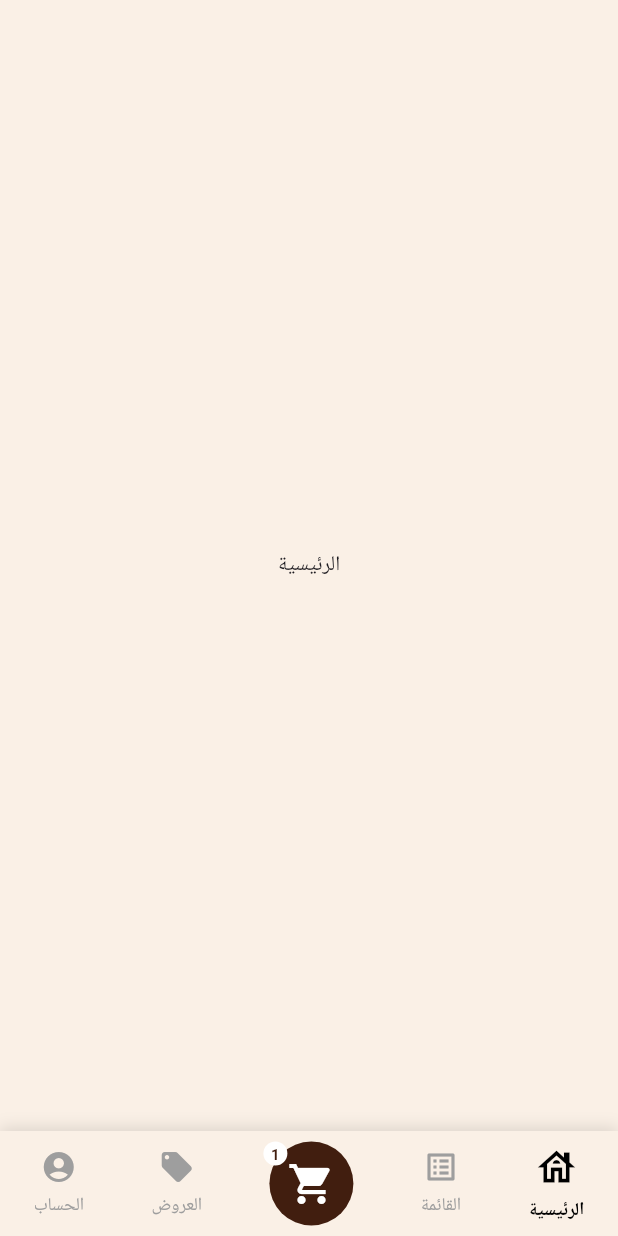
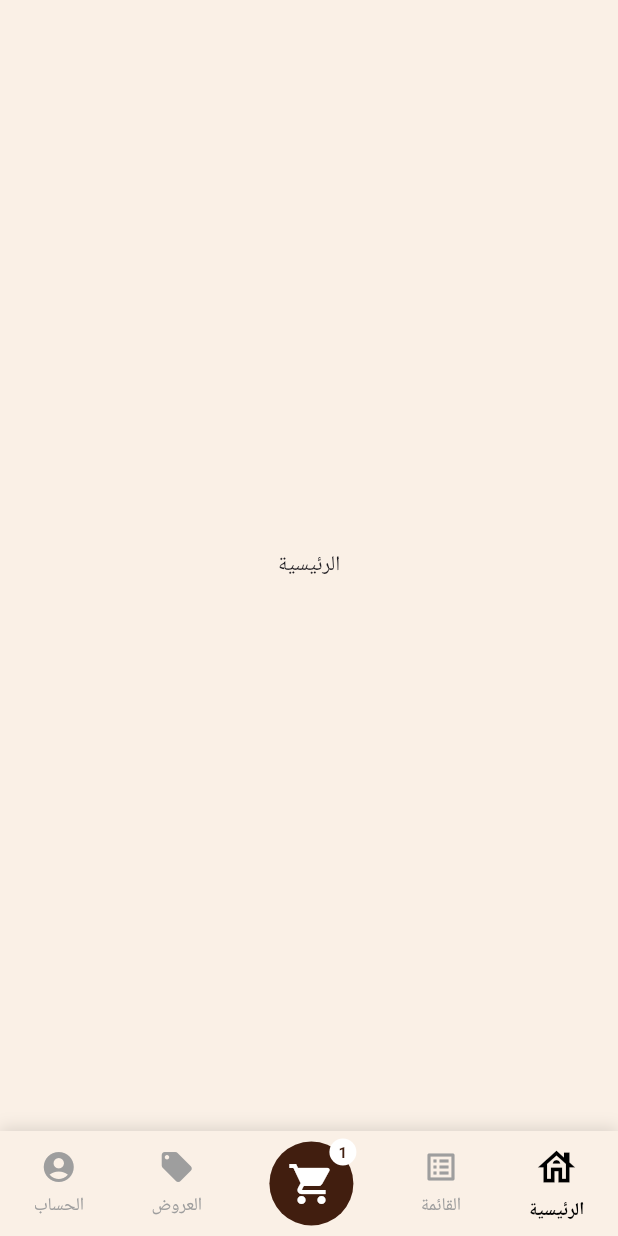
Before and after one commit to AbdelrahmanSiam/trust_flutter_task, a Flutter app: the screen it shows after launch, on a phone screen of 412 x 824 dp. Run offline on Flutter 3.47's test engine with Material 3 defaults, Android fonts, the phone set to English and light mode, and no system bars; our stand-ins replace go_router.

Commit message:
fix card icon

```diff
--- a/lib/core/widgets/cart_icon.dart
+++ b/lib/core/widgets/cart_icon.dart
@@ -1,28 +1,35 @@
 import 'package:flutter/material.dart';
+import 'package:go_router/go_router.dart';
+import 'package:trust_flutter_task/core/network/app_router.dart';
 
 class CartIcon extends StatelessWidget {
   final int cartCount;
-  final VoidCallback onTap;
+  final bool hasBackground;
 
   const CartIcon({
     super.key,
     required this.cartCount,
-    required this.onTap,
+    this.hasBackground = true,
   });
 
   @override
   Widget build(BuildContext context) {
     return GestureDetector(
-      onTap: cartCount == 0 ? null : onTap,
+      onTap: (){
+        context.push(AppRouter.kProductDetailsView);
+      },
       child: Stack(
         clipBehavior: Clip.none,
+        alignment: Alignment.center,
         children: [
           Container(
-            padding: const EdgeInsets.all(12),
-            decoration: const BoxDecoration(
-              color: Color(0XFF411E0F),
-              shape: BoxShape.circle,
-            ),
+            padding: hasBackground ? const EdgeInsets.all(12) : EdgeInsets.zero,
+            decoration: hasBackground
+                ? const BoxDecoration(
+                    color: Color(0XFF411E0F),
+                    shape: BoxShape.circle,
+                  )
+                : null,
             child: const Icon(
               Icons.shopping_cart,
               color: Colors.white,
@@ -32,10 +39,12 @@ class CartIcon extends StatelessWidget {
 
           if (cartCount > 0)
             Positioned(
-              top: -4,
-              left: -4,
+              top: -2,
+              right: -2,
               child: Container(
-                padding: const EdgeInsets.all(5),
+                width: 18,
+                height: 18,
+                alignment: Alignment.center,
                 decoration: const BoxDecoration(
                   color: Colors.white,
                   shape: BoxShape.circle,
--- a/lib/features/product_details/presentation/views/widgets/product_details_app_bar.dart
+++ b/lib/features/product_details/presentation/views/widgets/product_details_app_bar.dart
@@ -14,7 +14,7 @@ class CustomProductDetailsAppBar extends StatelessWidget {
       children: [
         CustomBackButton(
           onTap: (){
-            (context).push(AppRouter.kProductsView);
+            (context).pop();
           },
         ),
         SizedBox(width: 50,),
--- a/lib/features/products/presentation/views/widgets/custom_bottom_nav_bar.dart
+++ b/lib/features/products/presentation/views/widgets/custom_bottom_nav_bar.dart
@@ -6,13 +6,12 @@ class CustomBottomNavBar extends StatelessWidget {
   const CustomBottomNavBar({
     super.key,
     required this.selectedIndex,
-    required this.onItemTapped, required this.cartCount, required this.onCartTap,
+    required this.onItemTapped, required this.cartCount,
   });
 
   final int selectedIndex;
   final Function(int) onItemTapped;
   final int cartCount;
-  final VoidCallback onCartTap;
 
   @override
   Widget build(BuildContext context) {
@@ -44,7 +43,7 @@ class CustomBottomNavBar extends StatelessWidget {
             isSelected: selectedIndex == 1,
             onTap: () => onItemTapped(1),
           ),
-          CartIcon(cartCount: cartCount, onTap: onCartTap),
+          CartIcon(cartCount: cartCount,hasBackground: true,),
           NavBarItem(
             icon: Icons.local_offer,
             label: "العروض",
```
Also changed, not shown: lib/features/card/presentation/views/widgets/custom_card_app_bar.dart (+5 -3 lines), lib/features/products/presentation/views/products_view.dart (+0 -7 lines).
